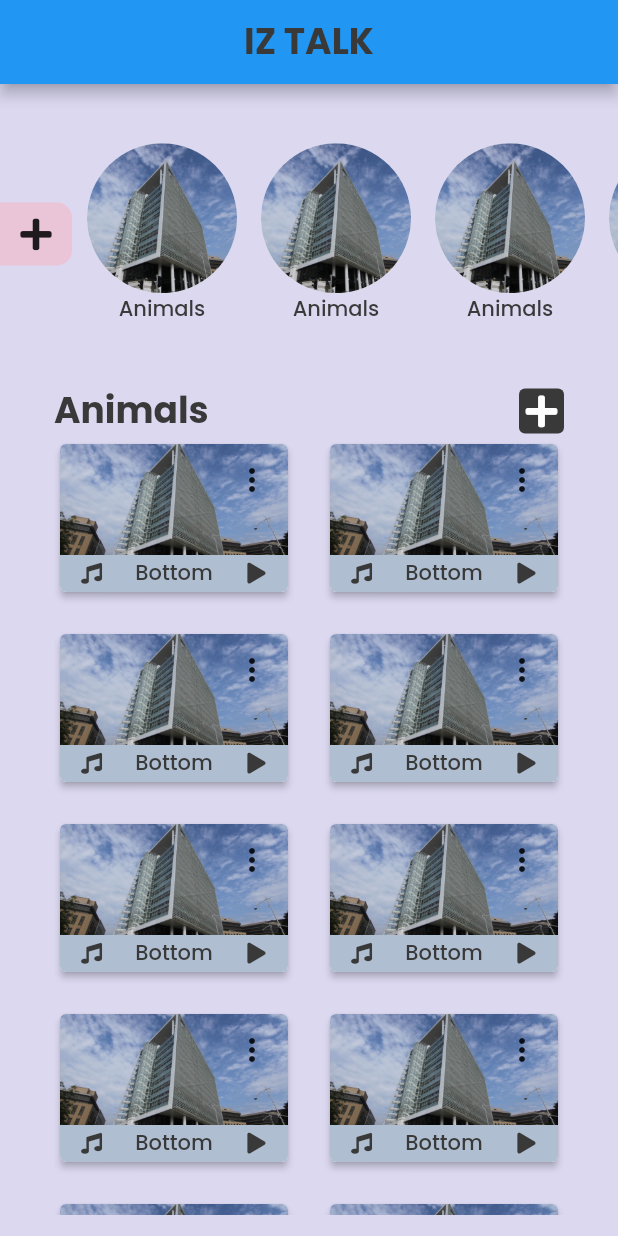
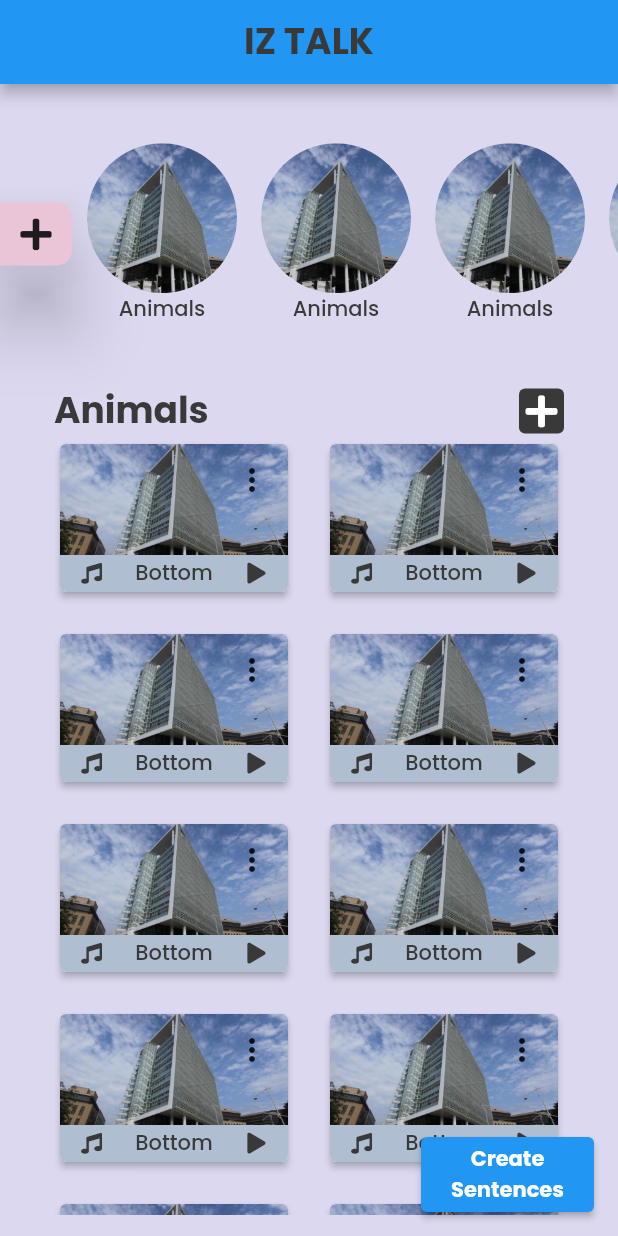
Before and after one commit to SyahidSamad/appfyp, a Flutter app: the screen it shows after launch, on a phone screen of 412 x 824 dp. Run offline on Flutter 3.47's test engine with Material 2 defaults, Android fonts, the phone set to English and light mode, and no system bars; our stand-ins replace font_awesome_flutter.

Commit message:
ui: Tambah New flow nnti bincang

```diff
--- a/lib/styles/globalColor.dart
+++ b/lib/styles/globalColor.dart
@@ -2,7 +2,7 @@ import 'package:flutter/material.dart';
 
 Color primaryColor = Color(0xffDBD8F0);
 Color buttonColor = Color(0xffEAC5D8);
-Color textColor = Color(0xff393939);
+Color textColor = const Color(0xff393939);
 Color bottomCardItemColor = Color(0xffAFBED1);
 Color splashColor = Colors.grey[100].withOpacity(0.4);
 Color confirmButtonColor = Color(0xff56CBF9);
--- a/lib/styles/globalStyles.dart
+++ b/lib/styles/globalStyles.dart
@@ -1,3 +1,4 @@
+import 'package:appfyp/styles/globalColor.dart';
 import 'package:flutter/material.dart';
 
 TextStyle getFont(double fontSize, FontWeight fontWeight, [Color colors]) {
@@ -14,8 +15,10 @@ TextStyle getFont(double fontSize, FontWeight fontWeight, [Color colors]) {
 BoxDecoration getDeco(Color color,
     [BorderRadius radiusType = const BorderRadius.all(
       Radius.circular(4.0),
-    )]) {
+    ),
+    Border border]) {
   return BoxDecoration(
+    border: border == null ? null : border,
     borderRadius: radiusType,
     color: color,
   );
--- a/lib/view/mainScreen.dart
+++ b/lib/view/mainScreen.dart
@@ -2,9 +2,21 @@ import 'package:appfyp/styles/globalColor.dart';
 import 'package:appfyp/styles/globalStyles.dart';
 import 'package:appfyp/widget/categoryList.dart';
 import 'package:appfyp/widget/categoryPage.dart';
+import 'package:appfyp/widget/createSentence.dart';
 import 'package:flutter/material.dart';
 
-class MainScreen extends StatelessWidget {
+class MainScreen extends StatefulWidget {
+  @override
+  _MainScreenState createState() => _MainScreenState();
+}
+
+class _MainScreenState extends State<MainScreen> {
+  bool createSentence = false;
+  @override
+  void initState() {
+    super.initState();
+  }
+
   @override
   Widget build(BuildContext context) {
     return Scaffold(
@@ -16,11 +28,41 @@ class MainScreen extends StatelessWidget {
             style: getFont(24, FontWeight.bold),
           ),
         ),
-        body: Column(
-          children: [
-            CategoryList(),
-            Expanded(child: CategoryPage()),
-          ],
-        ));
+        body: Stack(children: [
+          Column(
+            children: [
+              CategoryList(),
+              Expanded(child: CategoryPage()),
+              createSentence ? CreateSentence() : Container(),
+            ],
+          ),
+        ]),
+        floatingActionButton: createSentence
+            ? Row(
+                mainAxisAlignment: MainAxisAlignment.end,
+                children: [
+                  FloatingActionButton(onPressed: () {}),
+                  FloatingActionButton(onPressed: () {
+                    setState(() {
+                      createSentence = false;
+                    });
+                  }),
+                ],
+              )
+            : ElevatedButton(
+                onPressed: () {
+                  setState(() {
+                    createSentence = true;
+                  });
+                },
+                child: Padding(
+                  padding: const EdgeInsets.all(4.0),
+                  child: Text(
+                    'Create\nSentences',
+                    style: getFont(14, FontWeight.bold, Colors.white),
+                    textAlign: TextAlign.center,
+                  ),
+                ),
+              ));
   }
 }
--- a/lib/widget/categoryList.dart
+++ b/lib/widget/categoryList.dart
@@ -27,7 +27,10 @@ class CategoryList extends StatelessWidget {
   }
 
   Widget addButton(BuildContext context) {
-    return Container(
+    return Material(
+      color: Colors.transparent,
+      elevation: 20,
+      child: Container(
         height: 42,
         decoration: BoxDecoration(
           color: buttonColor,
@@ -42,6 +45,7 @@ class CategoryList extends StatelessWidget {
               MaterialPageRoute(builder: (context) => AddCategoryScreen()),
             );
           },
+        ),
       ),
     );
   }
--- a/lib/widget/categoryPage.dart
+++ b/lib/widget/categoryPage.dart
@@ -58,7 +58,7 @@ class CategoryPage extends StatelessWidget {
     return Scrollbar(
       thickness: 8,
       child: GridView.builder(
-          padding: EdgeInsets.only(bottom: 400),
+          padding: EdgeInsets.only(bottom: 100),
           //shrinkWrap: true,
           gridDelegate: SliverGridDelegateWithMaxCrossAxisExtent(
               maxCrossAxisExtent: 200,
@@ -85,6 +85,9 @@ class CategoryPage extends StatelessWidget {
                 splashColor: splashColor,
                 child: Ink(
                     decoration: BoxDecoration(
+                      border: null,
+                      // TODO: Add border
+                      // border: Border.all(width: 2, color: Colors.green),
                       borderRadius: BorderRadius.only(
                           topLeft: Radius.circular(4.0),
                           topRight: Radius.circular(4.0)),
```
Also changed, not shown: lib/widget/bottomSheetButton.dart (added, +48 -0 lines), lib/widget/createSentence.dart (added, +53 -0 lines), lib/widget/dragabbleBottomSheet.dart (+29 -1 lines). Lines whose indentation alone changed are shown as unchanged.
